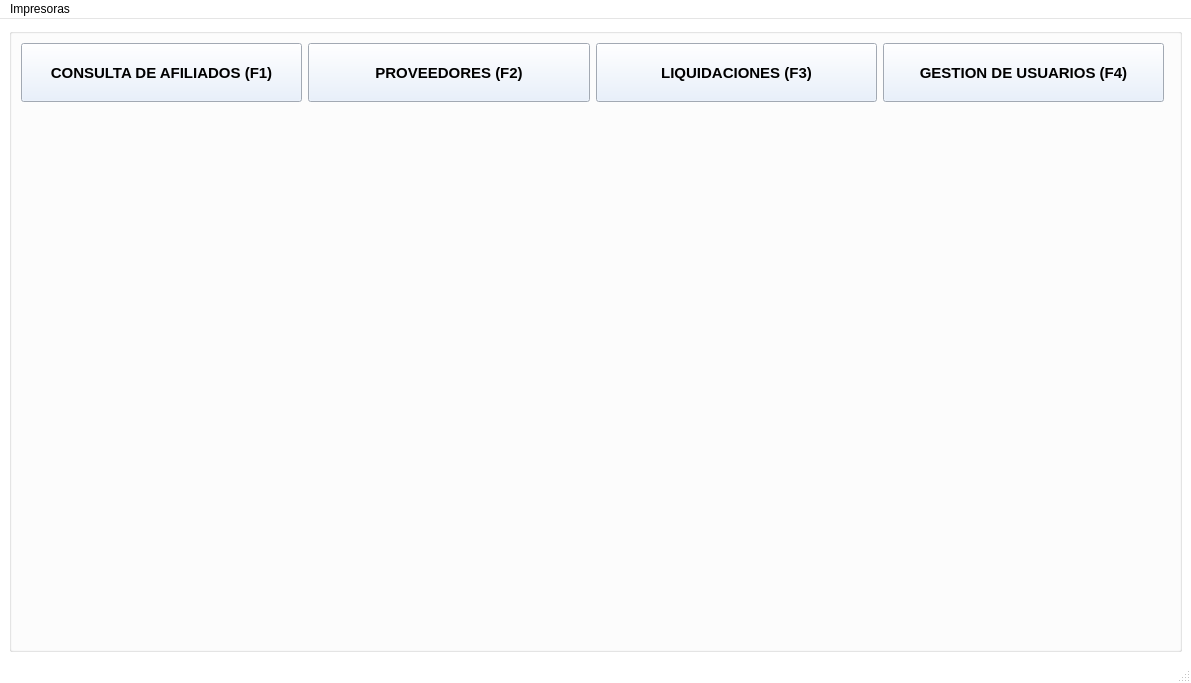
First picture: the form in gui/menuPrincipal.ui, repository shae-ra/sindicato, before the edit.
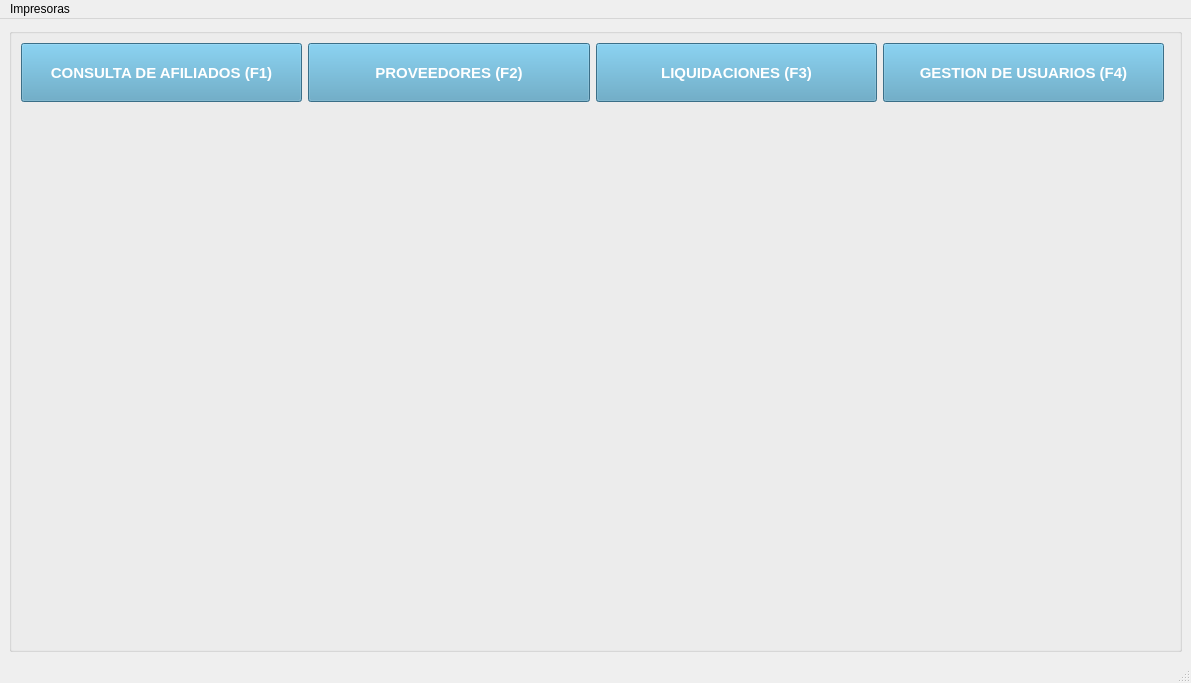
Second picture: the form after the edit. Icons and pictures are not drawn.

Patch:
```diff
--- a/gui/menuPrincipal.ui
+++ b/gui/menuPrincipal.ui
@@ -25,9 +25,9 @@
      <colorrole role="Button">
       <brush brushstyle="SolidPattern">
        <color alpha="255">
-        <red>255</red>
-        <green>255</green>
-        <blue>255</blue>
+        <red>239</red>
+        <green>239</green>
+        <blue>239</blue>
        </color>
       </brush>
      </colorrole>
@@ -43,27 +43,27 @@
      <colorrole role="Midlight">
       <brush brushstyle="SolidPattern">
        <color alpha="255">
-        <red>255</red>
-        <green>255</green>
-        <blue>255</blue>
+        <red>247</red>
+        <green>247</green>
+        <blue>247</blue>
        </color>
       </brush>
      </colorrole>
      <colorrole role="Dark">
       <brush brushstyle="SolidPattern">
        <color alpha="255">
-        <red>127</red>
-        <green>127</green>
-        <blue>127</blue>
+        <red>119</red>
+        <green>119</green>
+        <blue>119</blue>
        </color>
       </brush>
      </colorrole>
      <colorrole role="Mid">
       <brush brushstyle="SolidPattern">
        <color alpha="255">
-        <red>170</red>
-        <green>170</green>
-        <blue>170</blue>
+        <red>159</red>
+        <green>159</green>
+        <blue>159</blue>
        </color>
       </brush>
      </colorrole>
@@ -106,9 +106,9 @@
      <colorrole role="Window">
       <brush brushstyle="SolidPattern">
        <color alpha="255">
-        <red>255</red>
-        <green>255</green>
-        <blue>255</blue>
+        <red>239</red>
+        <green>239</green>
+        <blue>239</blue>
        </color>
       </brush>
      </colorrole>
@@ -124,9 +124,9 @@
      <colorrole role="AlternateBase">
       <brush brushstyle="SolidPattern">
        <color alpha="255">
-        <red>255</red>
-        <green>255</green>
-        <blue>255</blue>
+        <red>247</red>
+        <green>247</green>
+        <blue>247</blue>
        </color>
       </brush>
      </colorrole>
@@ -162,9 +162,9 @@
      <colorrole role="Button">
       <brush brushstyle="SolidPattern">
        <color alpha="255">
-        <red>255</red>
-        <green>255</green>
-        <blue>255</blue>
+        <red>239</red>
+        <green>239</green>
+        <blue>239</blue>
        </color>
       </brush>
      </colorrole>
@@ -180,27 +180,27 @@
      <colorrole role="Midlight">
       <brush brushstyle="SolidPattern">
        <color alpha="255">
-        <red>255</red>
-        <green>255</green>
-        <blue>255</blue>
+        <red>247</red>
+        <green>247</green>
+        <blue>247</blue>
        </color>
       </brush>
      </colorrole>
      <colorrole role="Dark">
       <brush brushstyle="SolidPattern">
        <color alpha="255">
-        <red>127</red>
-        <green>127</green>
-        <blue>127</blue>
+        <red>119</red>
+        <green>119</green>
+        <blue>119</blue>
        </color>
       </brush>
      </colorrole>
      <colorrole role="Mid">
       <brush brushstyle="SolidPattern">
        <color alpha="255">
-        <red>170</red>
-        <green>170</green>
-        <blue>170</blue>
+        <red>159</red>
+        <green>159</green>
+        <blue>159</blue>
        </color>
       </brush>
      </colorrole>
@@ -243,9 +243,9 @@
      <colorrole role="Window">
       <brush brushstyle="SolidPattern">
        <color alpha="255">
-        <red>255</red>
-        <green>255</green>
-        <blue>255</blue>
+        <red>239</red>
+        <green>239</green>
+        <blue>239</blue>
        </color>
       </brush>
      </colorrole>
@@ -261,9 +261,9 @@
      <colorrole role="AlternateBase">
       <brush brushstyle="SolidPattern">
        <color alpha="255">
-        <red>255</red>
-        <green>255</green>
-        <blue>255</blue>
+        <red>247</red>
+        <green>247</green>
+        <blue>247</blue>
        </color>
       </brush>
      </colorrole>
@@ -290,18 +290,18 @@
      <colorrole role="WindowText">
       <brush brushstyle="SolidPattern">
        <color alpha="255">
-        <red>127</red>
-        <green>127</green>
-        <blue>127</blue>
+        <red>119</red>
+        <green>119</green>
+        <blue>119</blue>
        </color>
       </brush>
      </colorrole>
      <colorrole role="Button">
       <brush brushstyle="SolidPattern">
        <color alpha="255">
-        <red>255</red>
-        <green>255</green>
-        <blue>255</blue>
+        <red>239</red>
+        <green>239</green>
+        <blue>239</blue>
        </color>
       </brush>
      </colorrole>
@@ -317,36 +317,36 @@
      <colorrole role="Midlight">
       <brush brushstyle="SolidPattern">
        <color alpha="255">
-        <red>255</red>
-        <green>255</green>
-        <blue>255</blue>
+        <red>247</red>
+        <green>247</green>
+        <blue>247</blue>
        </color>
       </brush>
      </colorrole>
      <colorrole role="Dark">
       <brush brushstyle="SolidPattern">
        <color alpha="255">
-        <red>127</red>
-        <green>127</green>
-        <blue>127</blue>
+        <red>119</red>
+        <green>119</green>
+        <blue>119</blue>
        </color>
       </brush>
      </colorrole>
      <colorrole role="Mid">
       <brush brushstyle="SolidPattern">
        <color alpha="255">
-        <red>170</red>
-        <green>170</green>
-        <blue>170</blue>
+        <red>159</red>
+        <green>159</green>
+        <blue>159</blue>
        </color>
       </brush>
      </colorrole>
      <colorrole role="Text">
       <brush brushstyle="SolidPattern">
        <color alpha="255">
-        <red>127</red>
-        <green>127</green>
-        <blue>127</blue>
+        <red>119</red>
+        <green>119</green>
+        <blue>119</blue>
        </color>
       </brush>
      </colorrole>
@@ -362,27 +362,27 @@
      <colorrole role="ButtonText">
       <brush brushstyle="SolidPattern">
        <color alpha="255">
-        <red>127</red>
-        <green>127</green>
-        <blue>127</blue>
+        <red>119</red>
+        <green>119</green>
+        <blue>119</blue>
        </color>
       </brush>
      </colorrole>
      <colorrole role="Base">
       <brush brushstyle="SolidPattern">
        <color alpha="255">
-        <red>255</red>
-        <green>255</green>
-        <blue>255</blue>
+        <red>239</red>
+        <green>239</green>
+        <blue>239</blue>
        </color>
       </brush>
      </colorrole>
      <colorrole role="Window">
       <brush brushstyle="SolidPattern">
        <color alpha="255">
-        <red>255</red>
-        <green>255</green>
-        <blue>255</blue>
+        <red>239</red>
+        <green>239</green>
+        <blue>239</blue>
        </color>
       </brush>
      </colorrole>
@@ -398,9 +398,9 @@
      <colorrole role="AlternateBase">
       <brush brushstyle="SolidPattern">
        <color alpha="255">
-        <red>255</red>
-        <green>255</green>
-        <blue>255</blue>
+        <red>239</red>
+        <green>239</green>
+        <blue>239</blue>
        </color>
       </brush>
      </colorrole>
@@ -463,7 +463,8 @@
            </property>
            <property name="styleSheet">
             <string notr="true">#pushButton_liquidaciones{
-background-color:#E3EDFB;
+background-color:#529CBE;
+color: #FFFFFF;
 
 }</string>
            </property>
@@ -500,7 +501,8 @@
            </property>
            <property name="styleSheet">
             <string notr="true">#pushButton_usuarios{
-background-color:#E3EDFB;
+background-color:#529CBE;
+color: #FFFFFF;
 
 }
 </string>
@@ -538,9 +540,8 @@
            </property>
            <property name="styleSheet">
             <string notr="true">#pushButton_afiliados{
-background-color:#E3EDFB;
-color: #000000;
-font-weigth: bolder;
+background-color:#529CBE;
+color: #FFFFFF;
 }
 
 </string>
@@ -1006,7 +1007,8 @@
            </property>
            <property name="styleSheet">
             <string notr="true">#pushButton_proveedores{
-background-color:#E3EDFB;
+background-color:#529CBE;
+color: #FFFFFF;
 }</string>
            </property>
            <property name="text">
```
